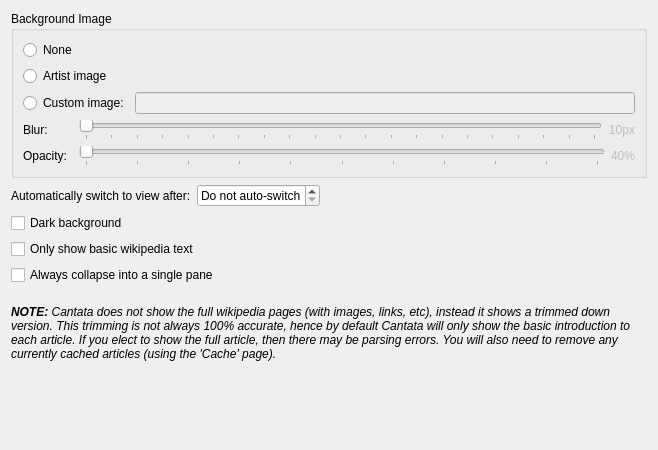
This is context/othersettings.ui in CDrummond/cantata as Qt 5 draws it before an edit. The edited form follows.
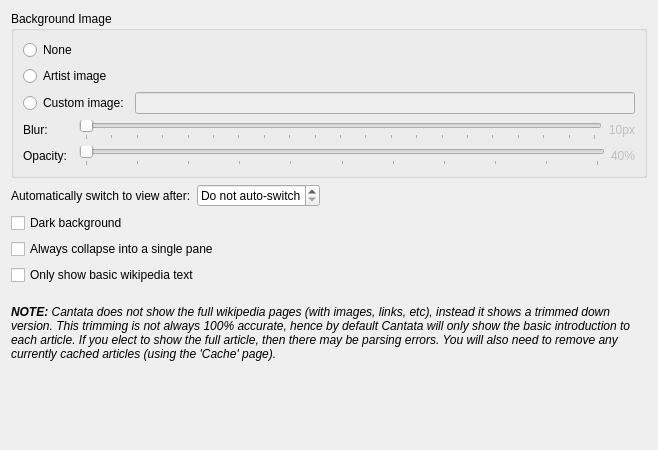
This is the edited form. Custom widgets are drawn as their Qt base class.

What changed in the file:
```diff
--- a/context/othersettings.ui
+++ b/context/othersettings.ui
@@ -195,16 +195,19 @@
     </widget>
    </item>
    <item row="3" column="0" colspan="2">
-    <widget class="QCheckBox" name="wikipediaIntroOnly">
-     <property name="text">
-      <string>Only show basic wikipedia text</string>
-     </property>
-    </widget>
-   </item>
-   <item row="4" column="0" colspan="2">
     <widget class="QCheckBox" name="contextAlwaysCollapsed">
      <property name="text">
       <string>Always collapse into a single pane</string>
+     </property>
+     <property name="toolTip">
+      <string>Only show 'Artist', 'Album', or 'Lyrics' even if sufficient width to show all three.</string>
+     </property>
+    </widget>
+   </item>
+   <item row="4" column="0" colspan="2">
+    <widget class="QCheckBox" name="wikipediaIntroOnly">
+     <property name="text">
+      <string>Only show basic wikipedia text</string>
      </property>
     </widget>
    </item>
```
Left out of the diff: 3 changed lines with no effect on the pictures.
